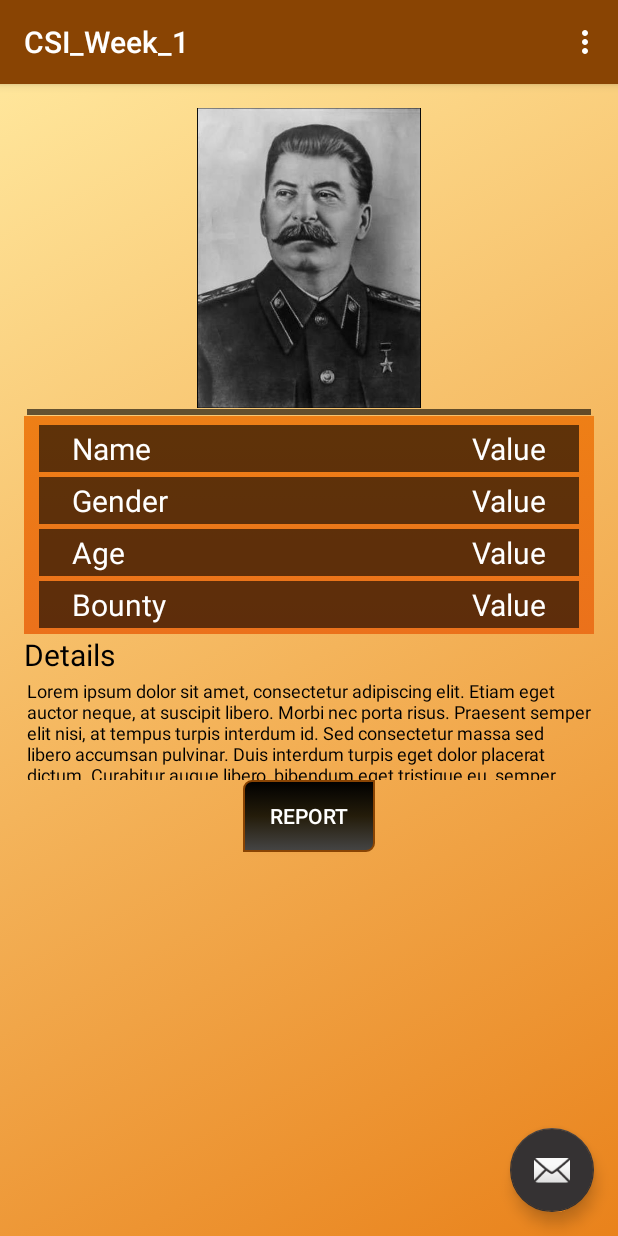
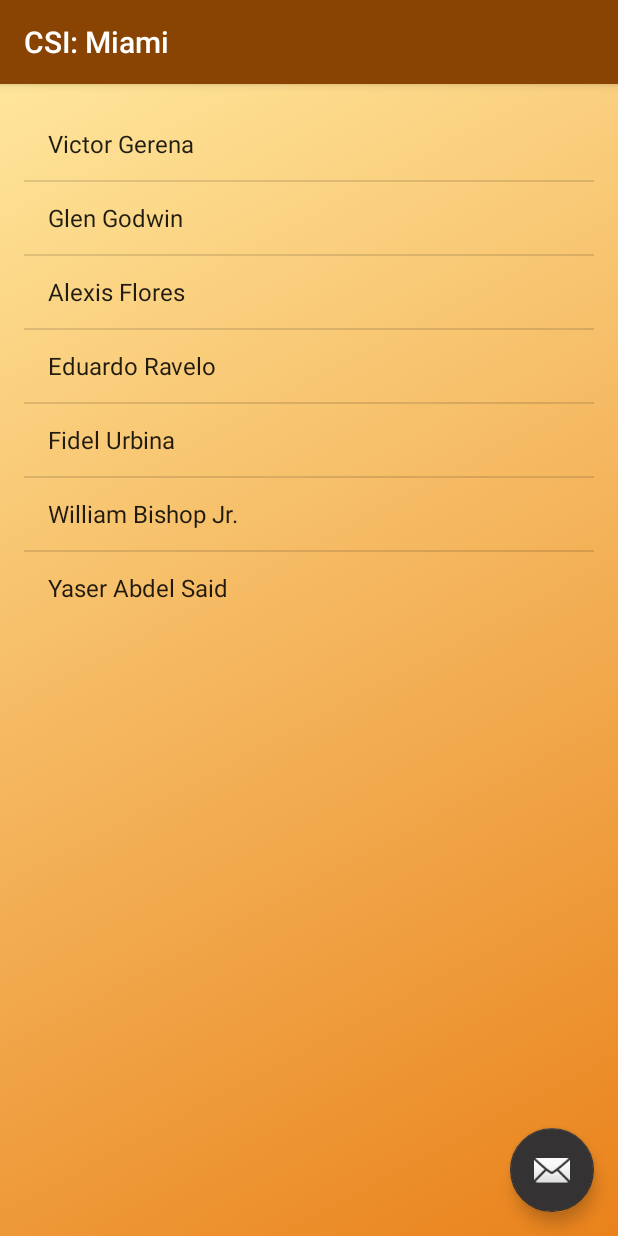
Before and after one commit to HDauven/SmartMobile, an Android app: the screen it shows after launch (MainActivity before the commit, CriminalsList after it), on a phone screen of 412 x 824 dp. Run offline under Robolectric (Android 15) with nearby library versions, the phone set to English and light mode, and no system bars.

Commit message:
Week 3 finished

```diff
--- a/Hein/SMTE41/Week 3/CSI_Miami/app/src/main/AndroidManifest.xml
+++ b/Hein/SMTE41/Week 3/CSI_Miami/app/src/main/AndroidManifest.xml
@@ -9,7 +9,7 @@
         android:supportsRtl="true"
         android:theme="@style/AppTheme">
         <activity
-            android:name=".MainActivity"
+            android:name=".CriminalsList"
             android:label="@string/app_name"
             android:theme="@style/AppTheme.NoActionBar">
             <intent-filter>
@@ -21,6 +21,10 @@
         <activity
             android:name=".ReportActivity"
             android:label="@string/title_activity_report"
+            android:theme="@style/AppTheme.NoActionBar" />
+        <activity
+            android:name=".MainActivity"
+            android:label="@string/title_activity_criminalslist"
             android:theme="@style/AppTheme.NoActionBar"></activity>
     </application>
 
--- /dev/null
+++ b/Hein/SMTE41/Week 3/CSI_Miami/app/src/main/java/csi/hdauven/com/csi_week_1/CriminalsList.java
@@ -0,0 +1,58 @@
+package csi.hdauven.com.csi_week_1;
+
+import android.content.Intent;
+import android.os.Bundle;
+import android.support.design.widget.FloatingActionButton;
+import android.support.design.widget.Snackbar;
+import android.support.v7.app.AppCompatActivity;
+import android.support.v7.widget.Toolbar;
+import android.view.View;
+import android.widget.AdapterView;
+import android.widget.ArrayAdapter;
+import android.widget.ListView;
+
+public class CriminalsList extends AppCompatActivity {
+
+    @Override
+    protected void onCreate(Bundle savedInstanceState) {
+        super.onCreate(savedInstanceState);
+        setContentView(R.layout.activity_criminalslist);
+        Toolbar toolbar = (Toolbar) findViewById(R.id.toolbar);
+        setSupportActionBar(toolbar);
+
+        FloatingActionButton fab = (FloatingActionButton) findViewById(R.id.fab);
+        fab.setOnClickListener(new View.OnClickListener() {
+            @Override
+            public void onClick(View view) {
+                Snackbar.make(view, "Welcome to the CSI Criminals app", Snackbar.LENGTH_LONG)
+                        .setAction("Action", null).show();
+            }
+        });
+
+        // Get a reference to the listview
+        ListView listView = (ListView) findViewById(R.id.listView);
+        // Get a reference to the list with names
+        final String[] criminals = getResources().getStringArray(R.array.names);
+
+        listView.setAdapter(
+                new ArrayAdapter<String>(
+                        this,
+                        android.R.layout.simple_list_item_1,
+                        criminals
+                )
+        );
+
+        listView.setOnItemClickListener(new AdapterView.OnItemClickListener() {
+            @Override
+            public void onItemClick(AdapterView<?> parent, View view, int position, long id) {
+                // Get the name from the array that is in the same position as the chosen listitem.
+                String name = criminals[position];
+                // Start intent and pass name using putExtra.
+                Intent intentDisplayCriminalInformation = new Intent(getApplicationContext(), MainActivity.class);
+                intentDisplayCriminalInformation.putExtra("CriminalName", name);
+                startActivity(intentDisplayCriminalInformation);
+            }
+        });
+    }
+
+}
--- a/Hein/SMTE41/Week 3/CSI_Miami/app/src/main/java/csi/hdauven/com/csi_week_1/MainActivity.java
+++ b/Hein/SMTE41/Week 3/CSI_Miami/app/src/main/java/csi/hdauven/com/csi_week_1/MainActivity.java
@@ -11,6 +11,7 @@
 import android.view.View;
 import android.view.View.OnClickListener;
 import android.widget.Button;
+import android.widget.TextView;
 
 public class MainActivity extends AppCompatActivity {
 
@@ -42,6 +43,19 @@
     }
 
     @Override
+    protected void onStart() {
+        super.onStart();
+        // Get the intent belonging to the calling activity
+        Intent intentFromCriminalsList = getIntent();
+        // Retrieve the CriminalName string, given by the calling activity to the new activity
+        String criminalName = intentFromCriminalsList.getStringExtra("CriminalName");
+        // Get the TextView that should contain the name of the criminal
+        TextView tvNameValue = (TextView) findViewById(R.id.tvNameValue);
+        // Set the TextViews text to the name of the criminal
+        tvNameValue.setText(criminalName);
+    }
+
+    @Override
     public boolean onCreateOptionsMenu(Menu menu) {
         // Inflate the menu; this adds items to the action bar if it is present.
         getMenuInflater().inflate(R.menu.menu_main, menu);
--- /dev/null
+++ b/Hein/SMTE41/Week 3/CSI_Miami/app/src/main/res/layout/activity_criminalslist.xml
@@ -0,0 +1,34 @@
+<?xml version="1.0" encoding="utf-8"?>
+<android.support.design.widget.CoordinatorLayout xmlns:android="http://schemas.android.com/apk/res/android"
+    xmlns:app="http://schemas.android.com/apk/res-auto"
+    xmlns:tools="http://schemas.android.com/tools"
+    android:layout_width="match_parent"
+    android:layout_height="match_parent"
+    android:fitsSystemWindows="true"
+    tools:context=".CriminalsList">
+
+    <android.support.design.widget.AppBarLayout
+        android:layout_width="match_parent"
+        android:layout_height="wrap_content"
+        android:theme="@style/AppTheme.AppBarOverlay">
+
+        <android.support.v7.widget.Toolbar
+            android:id="@+id/toolbar"
+            android:layout_width="match_parent"
+            android:layout_height="?attr/actionBarSize"
+            android:background="?attr/colorPrimary"
+            app:popupTheme="@style/AppTheme.PopupOverlay" />
+
+    </android.support.design.widget.AppBarLayout>
+
+    <include layout="@layout/content_criminalslist" />
+
+    <android.support.design.widget.FloatingActionButton
+        android:id="@+id/fab"
+        android:layout_width="wrap_content"
+        android:layout_height="wrap_content"
+        android:layout_gravity="bottom|end"
+        android:layout_margin="@dimen/fab_margin"
+        android:src="@android:drawable/ic_dialog_email" />
+
+</android.support.design.widget.CoordinatorLayout>
--- /dev/null
+++ b/Hein/SMTE41/Week 3/CSI_Miami/app/src/main/res/layout/content_criminalslist.xml
@@ -0,0 +1,20 @@
+<?xml version="1.0" encoding="utf-8"?>
+<LinearLayout xmlns:android="http://schemas.android.com/apk/res/android"
+    xmlns:app="http://schemas.android.com/apk/res-auto"
+    xmlns:tools="http://schemas.android.com/tools"
+    android:layout_width="match_parent"
+    android:layout_height="match_parent"
+    android:paddingBottom="@dimen/activity_vertical_margin"
+    android:paddingLeft="@dimen/activity_horizontal_margin"
+    android:paddingRight="@dimen/activity_horizontal_margin"
+    android:paddingTop="@dimen/activity_vertical_margin"
+    android:orientation="vertical"
+    app:layout_behavior="@string/appbar_scrolling_view_behavior"
+    tools:context=".CriminalsList"
+    tools:showIn="@layout/activity_criminalslist"
+    android:background="@drawable/main_background_selector">
+
+    <ListView
+        style="@style/ListViewBase"
+        android:id="@+id/listView" />
+</LinearLayout>
--- /dev/null
+++ b/Hein/SMTE41/Week 3/CSI_Miami/app/src/main/res/values/criminals.xml
@@ -0,0 +1,12 @@
+<?xml version="1.0" encoding="utf-8"?>
+<resources>
+    <string-array name="names">
+        <item>Victor Gerena</item>
+        <item>Glen Godwin</item>
+        <item>Alexis Flores</item>
+        <item>Eduardo Ravelo</item>
+        <item>Fidel Urbina</item>
+        <item>William Bishop Jr.</item>
+        <item>Yaser Abdel Said</item>
+    </string-array>
+</resources>
--- a/Hein/SMTE41/Week 3/CSI_Miami/app/src/main/res/values/strings.xml
+++ b/Hein/SMTE41/Week 3/CSI_Miami/app/src/main/res/values/strings.xml
@@ -1,5 +1,5 @@
 <resources>
-    <string name="app_name">CSI_Week_1</string>
+    <string name="app_name">CSI: Miami</string>
     <string name="action_settings">Settings</string>
     <string name="ImageString">description</string>
     <string name="NameString">Name</string>
@@ -10,11 +10,12 @@
     <string name="DetailsString">Details</string>
     <string name="ReportString">Report</string>
     <string name="DetailsTextView">Lorem ipsum dolor sit amet, consectetur adipiscing elit. Etiam eget auctor neque, at suscipit libero. Morbi nec porta risus. Praesent semper elit nisi, at tempus turpis interdum id. Sed consectetur massa sed libero accumsan pulvinar. Duis interdum turpis eget dolor placerat dictum. Curabitur augue libero, bibendum eget tristique eu, semper sed ligula. Praesent a elit lorem. Aliquam eleifend justo non ante consectetur venenatis. Donec nec porttitor odio, quis dignissim ante. Nam luctus in quam in rutrum. Cras vitae libero eget augue hendrerit pulvinar ac ac nunc. Fusce metus felis, mollis a tincidunt porta, fringilla et nisl. Vestibulum vitae erat metus. Vestibulum luctus molestie gravida.</string>
-    <string name="title_activity_report">ReportActivity</string>
+    <string name="title_activity_report">CSI: Miami - Report</string>
     <string name="takePictureText">Take picture</string>
     <string name="backText">Back</string>
     <string name="sendText">Send</string>
     <string name="gpsText">GPS position</string>
     <string name="callText">Call 113</string>
     <string name="scumText">Criminal scum</string>
+    <string name="title_activity_criminalslist">CSI Miami - Criminal details</string>
 </resources>
--- a/Hein/SMTE41/Week 3/CSI_Miami/app/src/main/res/values/styles.xml
+++ b/Hein/SMTE41/Week 3/CSI_Miami/app/src/main/res/values/styles.xml
@@ -84,4 +84,10 @@
         <item name="android:textColor">@color/TableRowText</item>
     </style>
 
+    <style name="ListViewBase">
+        <item name="android:layout_width">match_parent</item>
+        <item name="android:layout_height">wrap_content</item>
+        <item name="android:layout_gravity">center_horizontal</item>
+    </style>
+
 </resources>
```
Also changed, not shown: Hein/SMTE41/Week 3/CSI_Miami/app/src/main/res/values/dimens.xml (line endings or trailing spaces).
